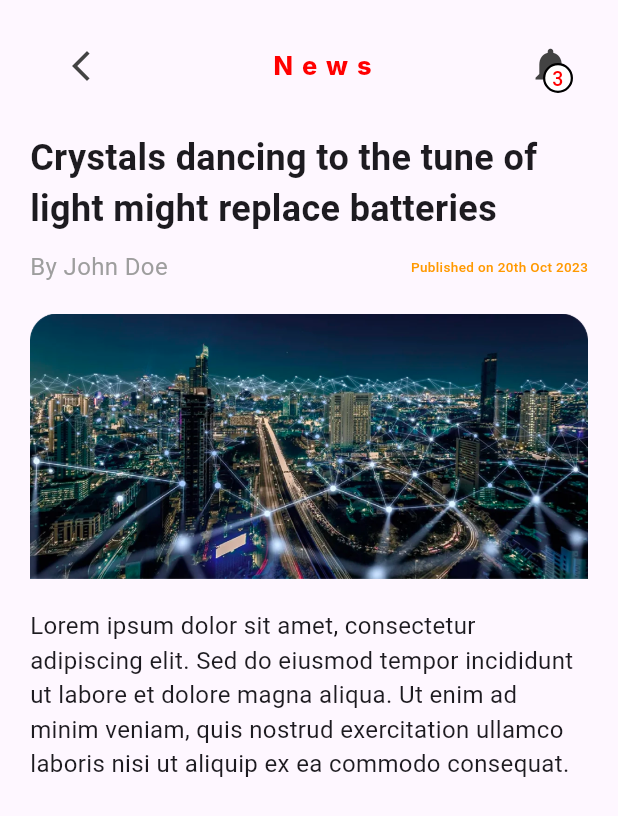
After one commit to MooAli49/news_app, a Flutter app: the screen it shows after launch, after a tap on "Crystals dancing to the tune of light mi", on a phone screen of 412 x 824 dp. The commit adds this screen. Shown: the top 816 px of the screen. Run offline on Flutter 3.47's test engine with Material 3 defaults, Android fonts, the phone set to English and light mode, and no system bars; Roboto replaces fonts that are missing (Inter).

Commit message:
Add details screen and enhance custom app bar functionality

```diff
--- /dev/null
+++ b/lib/screens/details_screen.dart
@@ -0,0 +1,68 @@
+import 'package:flutter/material.dart';
+import 'package:news_app/core/style/app_styles.dart';
+import 'package:news_app/widgets/custom_app_bar.dart';
+
+class DetailsScreen extends StatelessWidget {
+  const DetailsScreen({super.key});
+
+  @override
+  Widget build(BuildContext context) {
+    return Scaffold(
+      body: SafeArea(
+        child: Padding(
+          padding: const EdgeInsets.all(20.0),
+          child: Column(
+            children: [
+              CustomAppBar(
+                isDeatailsScreen: true, // Pass true to indicate details screen
+              ),
+              const SizedBox(height: 20),
+              Expanded(
+                child: SingleChildScrollView(
+                  child: Column(
+                    crossAxisAlignment: CrossAxisAlignment.start,
+                    children: [
+                      Text(
+                        'Crystals dancing to the tune of light might replace batteries',
+                        style: TextStyle(
+                          fontSize: 24,
+                          fontWeight: FontWeight.bold,
+                        ),
+                      ),
+                      const SizedBox(height: 10),
+                      Row(
+                        children: [
+                          Text(
+                            'By John Doe',
+                            style: TextStyle(fontSize: 16, color: Colors.grey),
+                          ),
+                          const Spacer(),
+                          Text(
+                            'Published on 20th Oct 2023',
+                            style: AppStyles.font9Weight800Yellow,
+                          ),
+                        ],
+                      ),
+                      const SizedBox(height: 20),
+                      Image.asset(
+                        'assets/images/test_news.png',
+                        fit: BoxFit.cover,
+                      ),
+                      const SizedBox(height: 20),
+                      Text(
+                        'Lorem ipsum dolor sit amet, consectetur adipiscing elit. '
+                        'Sed do eiusmod tempor incididunt ut labore et dolore magna aliqua. '
+                        'Ut enim ad minim veniam, quis nostrud exercitation ullamco laboris nisi ut aliquip ex ea commodo consequat.',
+                        style: TextStyle(fontSize: 16),
+                      ),
+                    ],
+                  ),
+                ),
+              ),
+            ],
+          ),
+        ),
+      ),
+    );
+  }
+}
--- a/lib/widgets/custom_app_bar.dart
+++ b/lib/widgets/custom_app_bar.dart
@@ -3,7 +3,8 @@ import 'package:news_app/core/style/app_styles.dart';
 import 'package:news_app/core/theme/colors_manger.dart';
 
 class CustomAppBar extends StatelessWidget {
-  const CustomAppBar({super.key});
+  const CustomAppBar({super.key, this.isDeatailsScreen = false});
+  final bool isDeatailsScreen;
 
   @override
   Widget build(BuildContext context) {
@@ -11,11 +12,21 @@ class CustomAppBar extends StatelessWidget {
       padding: const EdgeInsets.symmetric(horizontal: 10.0),
       child: Row(
         children: [
-          Image.asset(
-            'assets/images/grid_icon.png',
-            fit: BoxFit.cover,
-            height: 30,
-          ),
+          isDeatailsScreen
+              ? IconButton(
+                icon: const Icon(
+                  Icons.arrow_back_ios_new,
+                  color: ColorsManger.darkGreyColor,
+                ),
+                onPressed: () {
+                  Navigator.pop(context);
+                },
+              )
+              : Image.asset(
+                'assets/images/grid_icon.png',
+                fit: BoxFit.cover,
+                height: 30,
+              ),
           const Spacer(),
           const Text('News', style: AppStyles.font17Weight800Red),
           const Spacer(),
--- a/lib/widgets/news_item.dart
+++ b/lib/widgets/news_item.dart
@@ -1,13 +1,20 @@
 import 'package:flutter/material.dart';
 import 'package:news_app/core/style/app_styles.dart';
 import 'package:news_app/core/theme/colors_manger.dart';
+import 'package:news_app/screens/details_screen.dart';
 
 class NewsItem extends StatelessWidget {
   const NewsItem({super.key});
 
   @override
   Widget build(BuildContext context) {
-    return Container(
+    return GestureDetector(
+      onTap:
+          () => Navigator.push(
+            context,
+            MaterialPageRoute(builder: (context) => DetailsScreen()),
+          ),
+      child: Container(
         margin: const EdgeInsets.only(bottom: 10.0),
         padding: const EdgeInsets.all(10.0),
         decoration: BoxDecoration(
@@ -43,6 +50,7 @@ class NewsItem extends StatelessWidget {
             ),
           ],
         ),
+      ),
     );
   }
 }
```
Lines whose indentation alone changed are shown as unchanged.
